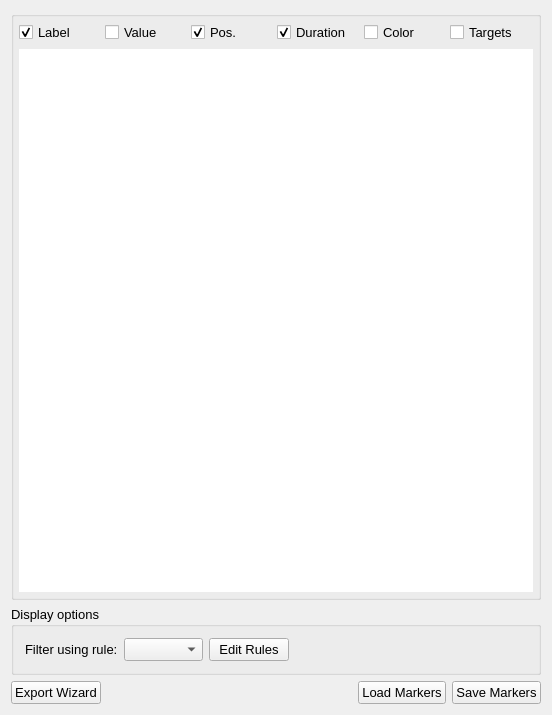
Before: the Qt Designer form src/AnyWave/Marker/AwMarkerManagerSettings.ui in HIP-infrastructure/anywave-code, drawn with Qt 5.
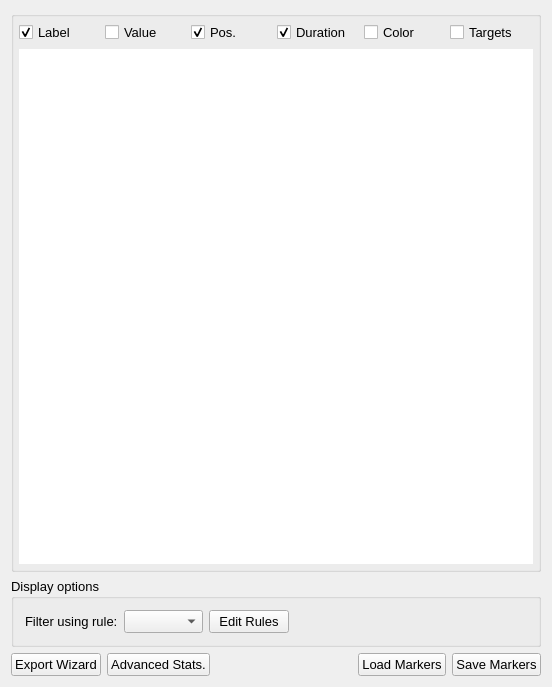
After: the same form once the commit is applied. Icons and pictures are not drawn. Custom widgets are drawn as their Qt base class.

Commit message:
Started to add new functions in AwMarker using new std::algorithm with parallel.
The aim is to rewrite some filtering functions (sort, get markers by labels, etc)  using effective algorithms in std lib.

```diff
--- a/src/AnyWave/Marker/AwMarkerManagerSettings.ui
+++ b/src/AnyWave/Marker/AwMarkerManagerSettings.ui
@@ -7,7 +7,7 @@
     <x>0</x>
     <y>0</y>
     <width>552</width>
-    <height>715</height>
+    <height>687</height>
    </rect>
   </property>
   <property name="sizePolicy">
@@ -306,6 +306,13 @@
        </property>
       </widget>
      </item>
+     <item>
+      <widget class="QPushButton" name="buttonStats">
+       <property name="text">
+        <string>Advanced Stats.</string>
+       </property>
+      </widget>
+     </item>
      <item>
       <spacer name="horizontalSpacer">
        <property name="orientation">
```
The commit also changes 12 other files.
